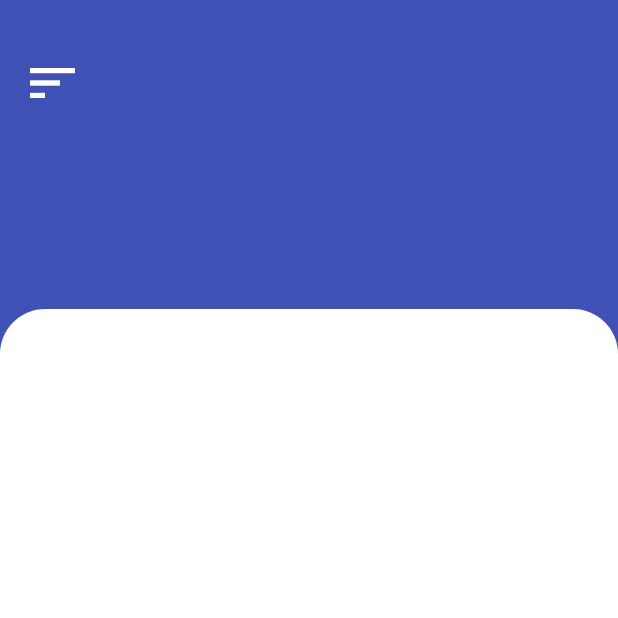
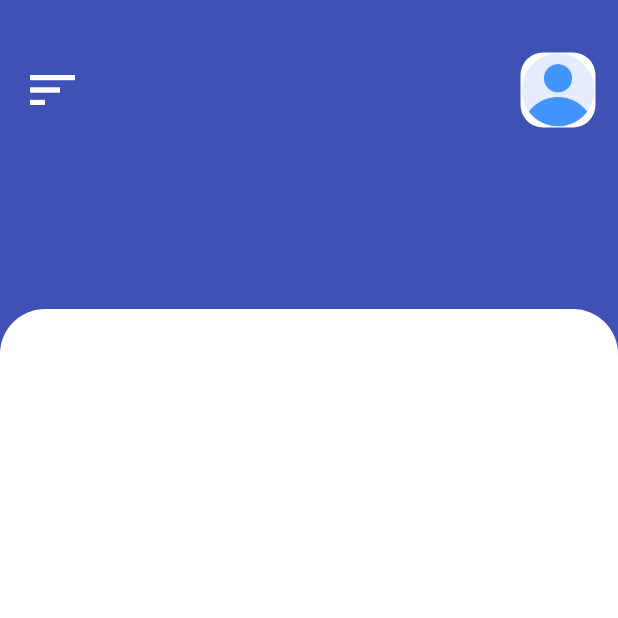
Before and after one commit to KP-Nemaranzhe/hms_mobile_app, a Flutter app: the screen it shows after launch, on a phone screen of 412 x 824 dp, the top half of it. Run offline on Flutter 3.47's test engine with Material 3 defaults, Android fonts, the phone set to English and light mode, and no system bars; our stand-ins replace google_fonts.

Commit message:
adding icons

```diff
--- a/lib/dashboard.dart
+++ b/lib/dashboard.dart
@@ -28,6 +28,7 @@ class Dashboard extends StatelessWidget {
                          right: 15,
                     ),
                     child: Row(
+                      mainAxisAlignment: MainAxisAlignment.spaceBetween,
                       children: [
                         InkWell(
                           onTap: () {},
@@ -36,6 +37,23 @@ class Dashboard extends StatelessWidget {
                             color: Colors.white,
                             size: 40,
                           ),
+
+                        ),
+                        Container(
+                            height: 50,
+                            width:50,
+
+                          decoration: BoxDecoration(
+                            borderRadius: BorderRadius.circular(15),
+                          color: Colors.white,
+                          image: DecorationImage(
+                            image: AssetImage("images/user.png",
+                            ),
+                            fit: BoxFit.cover,
+                          ),
+
+                        ) ,
+
                         ),
                       ],
                     ),
--- a/pubspec.yaml
+++ b/pubspec.yaml
@@ -32,4 +32,5 @@ flutter:
     - assets/images/google_icon.png
     - assets/images/twitter_icon.png
     - assets/images/instagram_icon.png
+    - images/user.png
   uses-material-design: true
```
